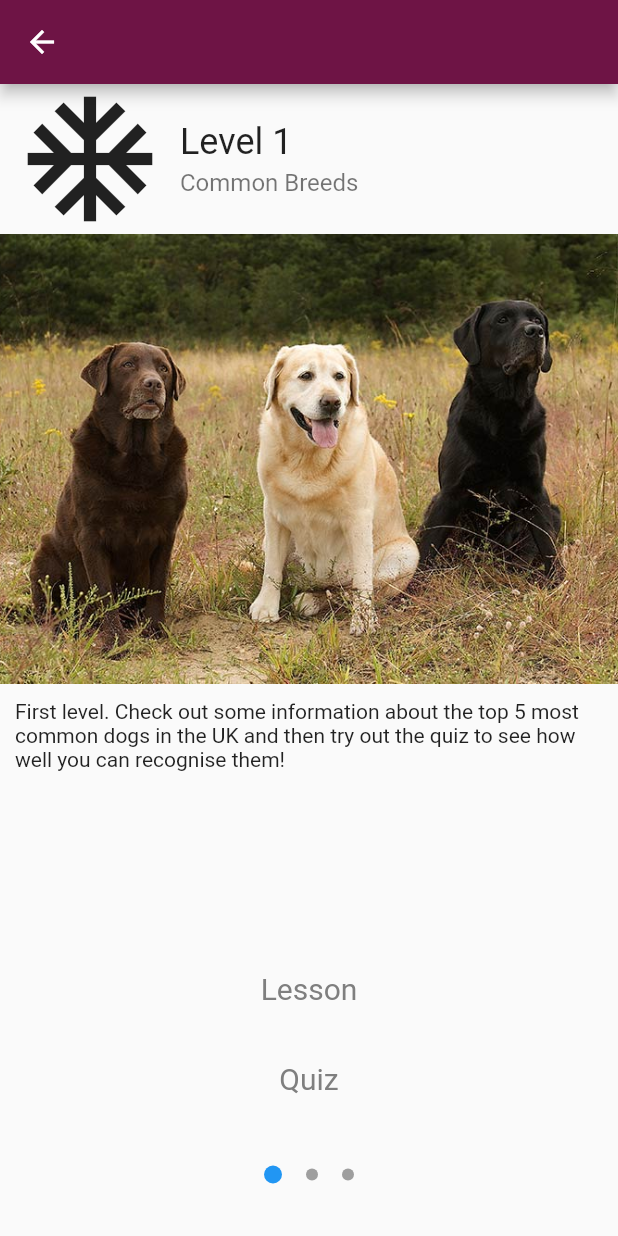
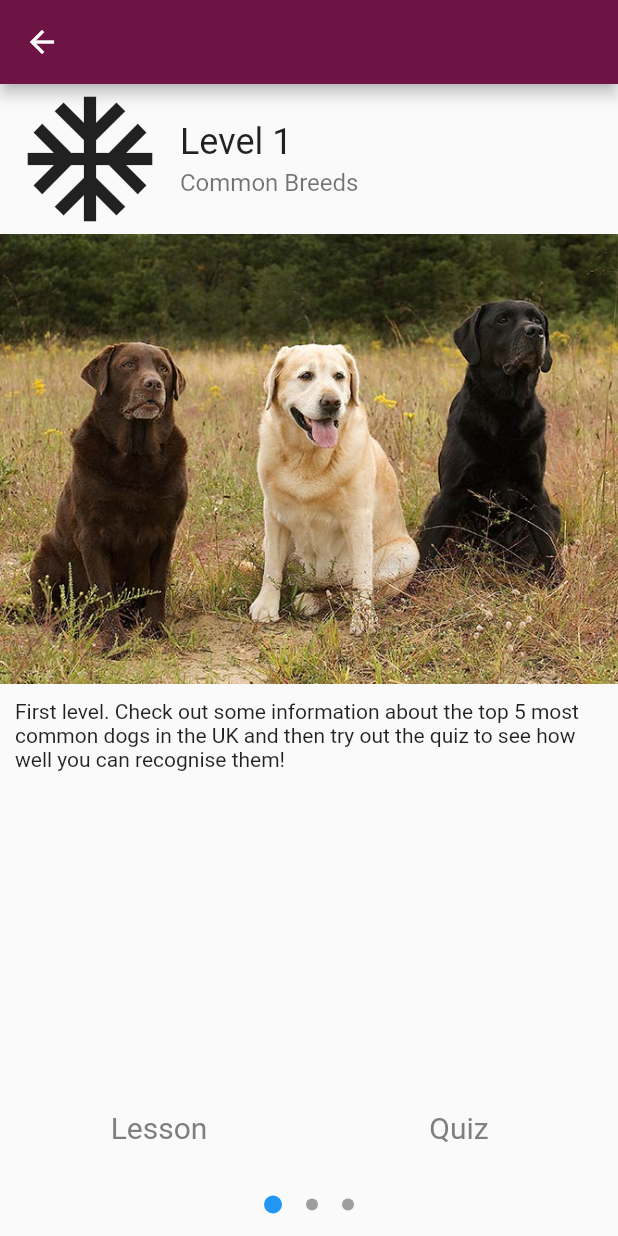
Before and after one commit to ImperialOctopus/dog-breed-game, a Flutter app: the LevelSelectScreen screen opened directly, on a phone screen of 412 x 824 dp. Run offline on Flutter 3.47's test engine with Material 2 defaults, Android fonts, the phone set to English and light mode, and no system bars; our stand-ins replace equatable, flutter_bloc.

Commit message:
Fix level select overflow on small screens

```diff
--- a/lib/screen/learn/level_select/level_select_page.dart
+++ b/lib/screen/learn/level_select/level_select_page.dart
@@ -22,7 +22,7 @@ class LevelSelectPage extends StatelessWidget {
     return CustomScrollView(
       slivers: [
         SliverFillRemaining(
-          hasScrollBody: false,
+          hasScrollBody: true,
           child: Column(
             children: [
               LevelHeader(
@@ -35,15 +35,12 @@ class LevelSelectPage extends StatelessWidget {
                 height: 300,
               ),
               Padding(
-                padding:
-                    const EdgeInsets.symmetric(horizontal: 10, vertical: 10),
+                padding: const EdgeInsets.all(10),
                 child: Text(level.description),
               ),
               const Spacer(),
-              Padding(
-                padding: const EdgeInsets.symmetric(vertical: 20),
-                child: ButtonBar(
-                  alignment: MainAxisAlignment.center,
+              Row(
+                mainAxisAlignment: MainAxisAlignment.center,
                 children: [
                   if (level.lesson != null)
                     TextButton(
@@ -75,11 +72,9 @@ class LevelSelectPage extends StatelessWidget {
                       ),
                       onPressed: () => Navigator.of(context).push<void>(
                           MaterialPageRoute<QuizScreen>(
-                                builder: (context) =>
-                                    QuizScreen(level: level))),
+                              builder: (context) => QuizScreen(level: level))),
                     ),
                 ],
-                ),
               ),
             ],
           ),
--- a/lib/screen/learn/level_select/level_select_screen.dart
+++ b/lib/screen/learn/level_select/level_select_screen.dart
@@ -50,7 +50,7 @@ class _LevelSelectScreenState extends State<LevelSelectScreen> {
             ),
           ),
           Padding(
-            padding: const EdgeInsets.only(bottom: 35),
+            padding: const EdgeInsets.all(15),
             child: Row(
               mainAxisSize: MainAxisSize.min,
               mainAxisAlignment: MainAxisAlignment.center,
--- a/lib/screen/learn/quiz/question_page.dart
+++ b/lib/screen/learn/quiz/question_page.dart
@@ -1,6 +1,6 @@
-import 'package:dog_breed_game/component/fixed_height_asset_image.dart';
 import 'package:flutter/material.dart';
 
+import '../../../component/fixed_height_asset_image.dart';
 import '../../../theme/answer_button_theme.dart';
 
 /// Page to display a single question.
```
Lines whose indentation alone changed are shown as unchanged.
